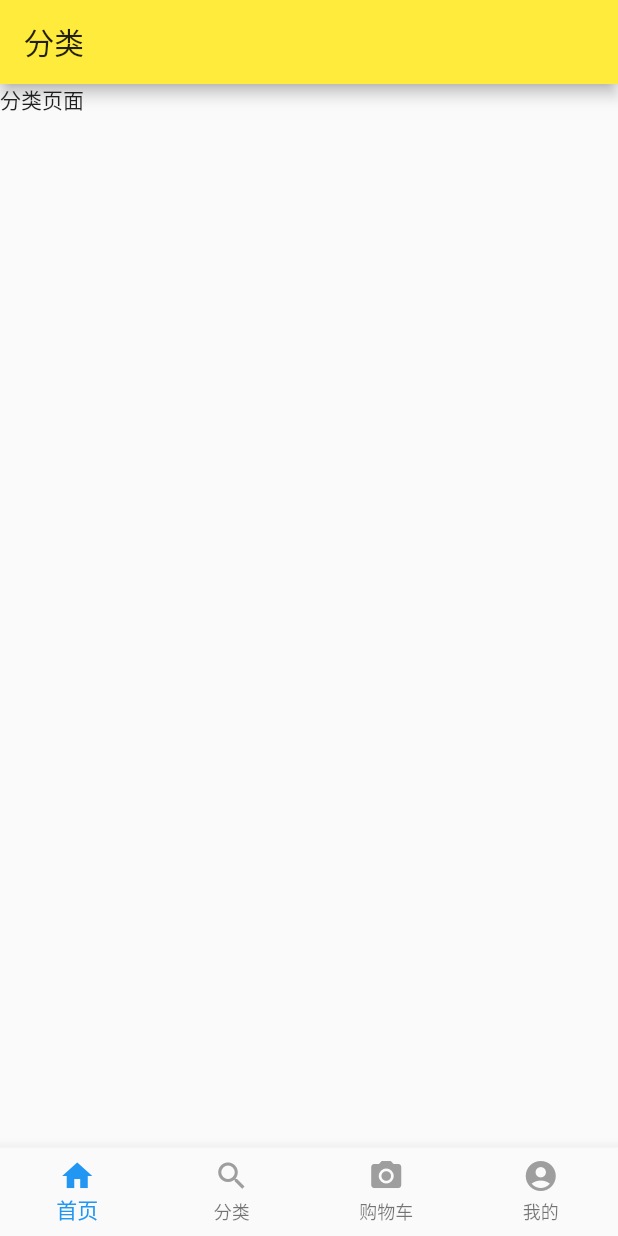
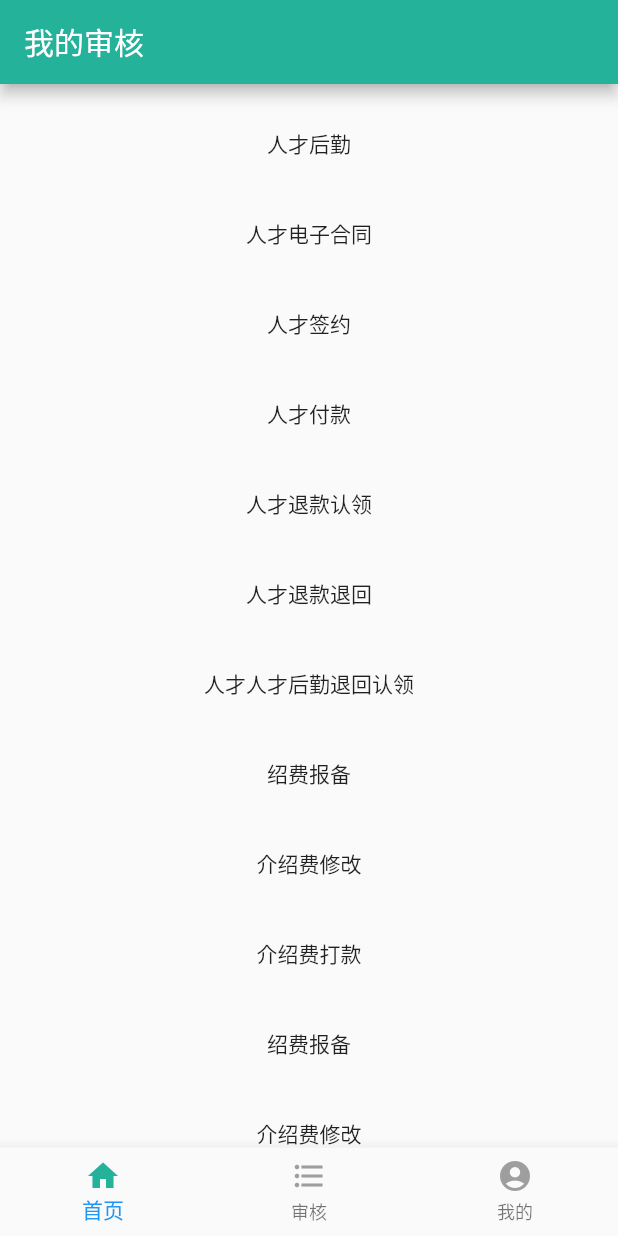
Before and after one commit to guojiongwei/flutter-demo, a Flutter app: the screen it shows after launch, swiped to page 2, on a phone screen of 412 x 824 dp. Run offline on Flutter 3.47's test engine with Material 2 defaults, Android fonts, the phone set to English and light mode, and no system bars; our stand-ins replace dio.

Commit message:
功能开发：开发我的审核页面

```diff
--- /dev/null
+++ b/lib/dao/check_dao.dart
@@ -0,0 +1,33 @@
+/*
+ * @Author: 郭炯韦
+ * @Date: 2020-09-28 16:48:22
+ * @LastEditTime: 2020-09-28 17:55:40
+ * @LastEditors: Please set LastEditors
+ * @Description: In User Settings Edit
+ * @FilePath: \flutter-demo\lib\dao\check_dao.dart
+ */
+const List checkListData = [
+  {'title': '人才后勤', 'id': 1},
+  {'title': '人才电子合同', 'id': 2},
+  {'title': '人才签约', 'id': 3},
+  {'title': '人才付款', 'id': 4},
+  {'title': '人才退款认领', 'id': 5},
+  {'title': '人才退款退回', 'id': 6},
+  {'title': '人才人才后勤退回认领', 'id': 7},
+  {'title': '绍费报备', 'id': 8},
+  {'title': '介绍费修改', 'id': 9},
+  {'title': '介绍费打款', 'id': 10},
+  {'title': '绍费报备', 'id': 11},
+  {'title': '介绍费修改', 'id': 12},
+  {'title': '介绍费打款', 'id': 13},
+  {'title': '绍费报备', 'id': 14},
+  {'title': '介绍费修改', 'id': 15},
+  {'title': '介绍费打款', 'id': 16},
+  {'title': '人才', 'id': 17},
+  {'title': '介绍费打款', 'id': 16},
+  {'title': '人才', 'id': 17},
+  {'title': '介绍费打款', 'id': 16},
+  {'title': '人才', 'id': 17},
+  {'title': '介绍费打款', 'id': 16},
+  {'title': '人才', 'id': 17},
+];
--- a/lib/main.dart
+++ b/lib/main.dart
@@ -1,18 +1,17 @@
 import 'package:flutter/material.dart';
 import 'package:myapp/navgator/tab_navgator.dart';
-import 'package:myapp/pages/list.dart';
-import 'package:myapp/pages/life_cycle.dart';
+import 'package:myapp/pages/list_page.dart';
+import 'package:myapp/pages/life_cycle_page.dart';
+
 void main() => runApp(MyApp());
 
 class MyApp extends StatelessWidget {
   @override
-  Widget build(BuildContext context){
+  Widget build(BuildContext context) {
     return MaterialApp(
       title: '郭炯韦',
-      theme: ThemeData(
-        primaryColor: Colors.yellow
-      ),
-      home:TabNavigator(),
+      theme: ThemeData(primaryColor: Color.fromARGB(255, 36, 178, 155)),
+      home: TabNavigator(),
       routes: {
         'list': (context) => List(),
         'life_cycle': (context) => LifeCycle(),
--- a/lib/navgator/tab_navgator.dart
+++ b/lib/navgator/tab_navgator.dart
@@ -1,8 +1,15 @@
+/*
+ * @Author: 郭炯韦
+ * @Date: 2020-09-08 08:47:26
+ * @LastEditTime: 2020-09-28 17:52:12
+ * @LastEditors: Please set LastEditors
+ * @Description: In User Settings Edit
+ * @FilePath: \flutter-demo\lib\navgator\tab_navgator.dart
+ */
 import 'package:flutter/material.dart';
-import 'package:myapp/pages/home.dart';
-import 'package:myapp/pages/kind.dart';
-import 'package:myapp/pages/cart.dart';
-import 'package:myapp/pages/user.dart';
+import 'package:myapp/pages/home_page.dart';
+import 'package:myapp/pages/check_page.dart';
+import 'package:myapp/pages/user_page.dart';
 
 class TabNavigator extends StatefulWidget {
   @override
@@ -10,22 +17,18 @@ class TabNavigator extends StatefulWidget {
 }
 
 class _TabNavigatorState extends State<TabNavigator> {
-
   int _currentIndex = 0;
   final _defaultColor = Colors.grey;
-  final _activeColor = Colors.blue;
-    final PageController _controller = PageController(
+  final _activeColor = Color.fromARGB(255, 36, 178, 155);
+  final PageController _controller = PageController(
     initialPage: 0,
   );
   @override
-  Widget build(BuildContext context){
+  Widget build(BuildContext context) {
     return Scaffold(
-      body: PageView(
-        controller: _controller,
-        children: <Widget>[
+      body: PageView(controller: _controller, children: <Widget>[
         Home(),
-        Kind(),
-        Cart(),
+        Check(),
         User(),
       ]),
       bottomNavigationBar: BottomNavigationBar(
@@ -39,21 +42,18 @@ class _TabNavigatorState extends State<TabNavigator> {
           type: BottomNavigationBarType.fixed,
           items: [
             _bottomItem('首页', Icons.home, 0),
-            _bottomItem('分类', Icons.search, 1),
-            _bottomItem('购物车', Icons.camera_alt, 2),
-            _bottomItem('我的', Icons.account_circle, 3),
+            _bottomItem('审核', Icons.format_list_bulleted, 1),
+            _bottomItem('我的', Icons.account_circle, 2),
           ]),
     );
   }
-  _bottomItem(String title, IconData icon, int index){
+
+  _bottomItem(String title, IconData icon, int index) {
     return BottomNavigationBarItem(
-      icon: Icon(
-        icon,
-        color: _currentIndex == index ? _activeColor : _defaultColor
-      ),
-      title: Text(title, style: TextStyle(
-        color: _currentIndex == index ? _activeColor : _defaultColor
-      ) )
-    );
+        icon: Icon(icon,
+            color: _currentIndex == index ? _activeColor : _defaultColor),
+        title: Text(title,
+            style: TextStyle(
+                color: _currentIndex == index ? _activeColor : _defaultColor)));
   }
 }
--- a/lib/pages/cart.dart
+++ /dev/null
@@ -1,13 +0,0 @@
-import 'package:flutter/material.dart';
-
-class Cart extends StatelessWidget {
-  @override
-  Widget build(BuildContext context) {
-    return Scaffold(
-      appBar: AppBar(title: Text('郭炯韦')),
-      body: Column(children: <Widget>[
-        Text('购物车页面')
-      ]),
-    );
-  }
-}
--- /dev/null
+++ b/lib/pages/check_page.dart
@@ -0,0 +1,57 @@
+/*
+ * @Author: your name
+ * @Date: 2020-09-08 08:47:26
+ * @LastEditTime: 2020-09-28 18:07:29
+ * @LastEditors: Please set LastEditors
+ * @Description: In User Settings Edit
+ * @FilePath: \flutter-demo\lib\pages\check.dart
+ */
+import 'package:flutter/material.dart';
+import 'package:myapp/dao/check_dao.dart';
+
+class Check extends StatefulWidget {
+  @override
+  _Check createState() => _Check();
+}
+
+class _Check extends State<Check> {
+  @override
+  void initState() {
+    print(checkListData);
+  }
+
+  @override
+  Widget build(BuildContext context) {
+    return Scaffold(
+        appBar: AppBar(
+          title: Text(
+            '我的审核',
+            style: TextStyle(color: Color.fromARGB(255, 255, 255, 255)),
+          ),
+        ),
+        body: ListView(children: <Widget>[
+          Container(
+            child: Padding(
+              padding: EdgeInsets.all(10),
+              child: _items(context),
+            ),
+          )
+        ]));
+  }
+
+  _items(BuildContext context) {
+    List<Widget> items = [];
+    checkListData.forEach((element) {
+      items.add(Container(
+        height: 60,
+        child: Center(
+          child: Text(element['title']),
+        ),
+      ));
+    });
+    return Column(
+      mainAxisAlignment: MainAxisAlignment.center,
+      children: items,
+    );
+  }
+}
--- a/lib/pages/kind.dart
+++ /dev/null
@@ -1,13 +0,0 @@
-import 'package:flutter/material.dart';
-
-class Kind extends StatelessWidget {
-  @override
-  Widget build(BuildContext context) {
-    return Scaffold(
-      appBar: AppBar(title: Text('分类')),
-      body: Column(children: <Widget>[
-        Text('分类页面')
-      ]),
-    );
-  }
-}
```
Also changed, not shown: lib/pages/home_page.dart (renamed from lib/pages/home.dart, +20 -8 lines), lib/pages/user.dart (deleted, +0 -32 lines), lib/pages/user_page.dart (added, +45 -0 lines), lib/pages/life_cycle_page.dart (renamed from lib/pages/life_cycle.dart), lib/pages/list_page.dart (renamed from lib/pages/list.dart), 2 other files.
